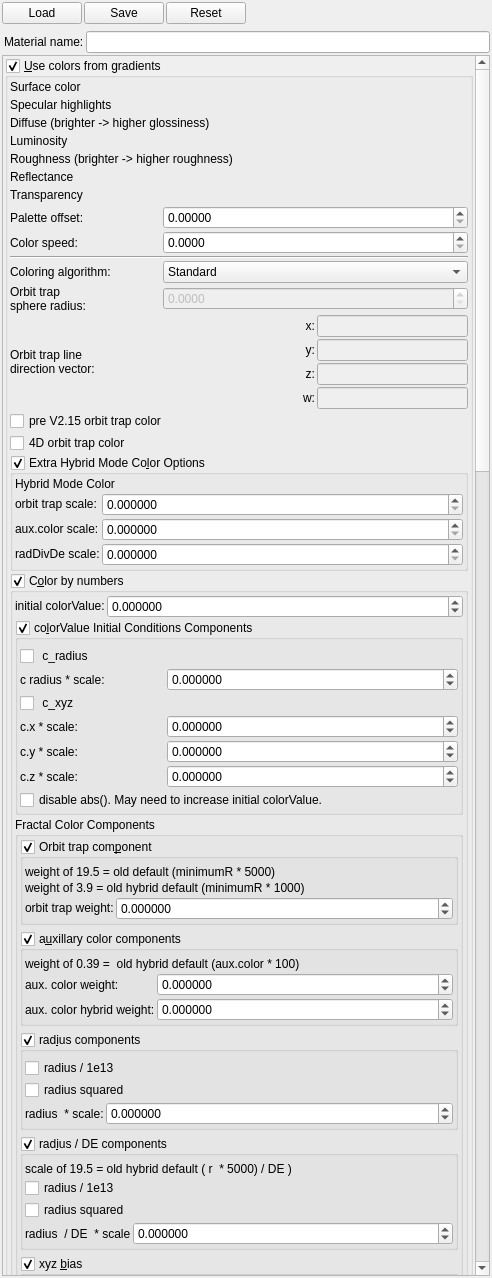
First picture: the form in mandelbulber2/qt/material_editor.ui, repository buddhi1980/mandelbulber2, before the edit.
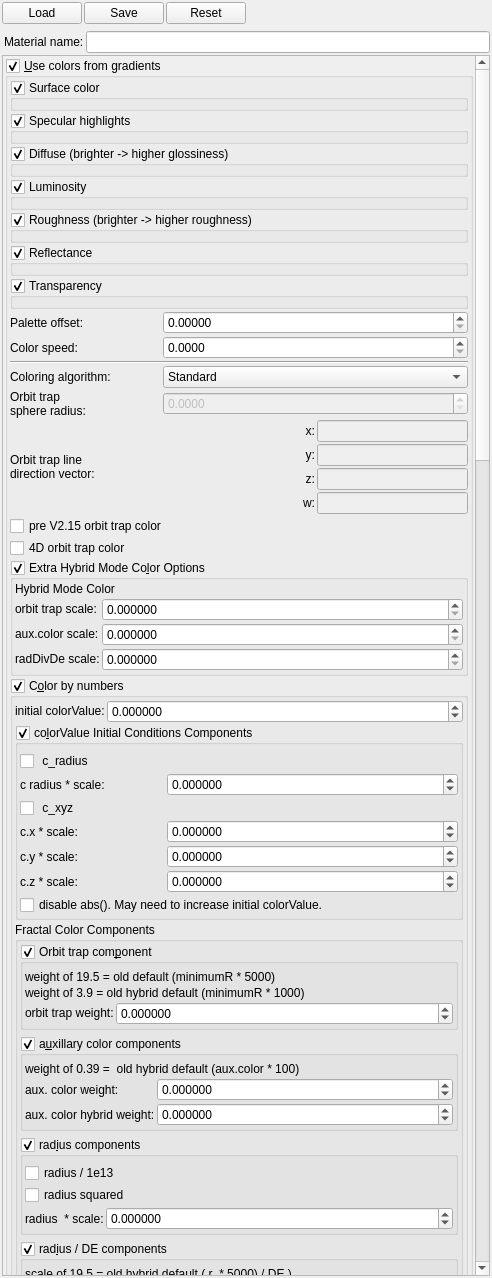
Second picture: the form after the edit. Icons and pictures are not drawn. Custom widgets are drawn as their Qt base class.

Commit message: Added enable option for each gradient. Optimize data structures in OpenCL (fields enabled when needed)

The edit to the form file:
```diff
--- a/mandelbulber2/qt/material_editor.ui
+++ b/mandelbulber2/qt/material_editor.ui
@@ -121,7 +121,7 @@
         <x>0</x>
         <y>0</y>
         <width>466</width>
-        <height>3683</height>
+        <height>3725</height>
        </rect>
       </property>
       <layout class="QVBoxLayout" name="verticalLayout_2">
@@ -168,75 +168,215 @@
            <number>2</number>
           </property>
           <item>
-           <widget class="QLabel" name="label_5">
-            <property name="text">
+           <widget class="MyGroupBox" name="groupCheck_surface_gradient_enable">
+            <property name="title">
              <string>Surface color</string>
             </property>
+            <property name="checkable">
+             <bool>true</bool>
+            </property>
+            <layout class="QVBoxLayout" name="verticalLayout_14">
+             <property name="spacing">
+              <number>2</number>
+             </property>
+             <property name="leftMargin">
+              <number>2</number>
+             </property>
+             <property name="topMargin">
+              <number>2</number>
+             </property>
+             <property name="rightMargin">
+              <number>2</number>
+             </property>
+             <property name="bottomMargin">
+              <number>2</number>
+             </property>
+             <item>
+              <widget class="cGradientEditWidget" name="colorpalette_surface_color_gradient" native="true"/>
+             </item>
+            </layout>
            </widget>
           </item>
           <item>
-           <widget class="cGradientEditWidget" name="colorpalette_surface_color_gradient" native="true"/>
-          </item>
-          <item>
-           <widget class="QLabel" name="label_6">
-            <property name="text">
+           <widget class="MyGroupBox" name="groupCheck_specular_gradient_enable">
+            <property name="title">
              <string>Specular highlights</string>
             </property>
+            <property name="checkable">
+             <bool>true</bool>
+            </property>
+            <layout class="QVBoxLayout" name="verticalLayout_15">
+             <property name="spacing">
+              <number>2</number>
+             </property>
+             <property name="leftMargin">
+              <number>2</number>
+             </property>
+             <property name="topMargin">
+              <number>2</number>
+             </property>
+             <property name="rightMargin">
+              <number>2</number>
+             </property>
+             <property name="bottomMargin">
+              <number>2</number>
+             </property>
+             <item>
+              <widget class="cGradientEditWidget" name="colorpalette_specular_gradient" native="true"/>
+             </item>
+            </layout>
            </widget>
           </item>
           <item>
-           <widget class="cGradientEditWidget" name="colorpalette_specular_gradient" native="true"/>
-          </item>
-          <item>
-           <widget class="QLabel" name="label_7">
-            <property name="text">
+           <widget class="MyGroupBox" name="groupCheck_diffuse_gradient_enable">
+            <property name="title">
              <string>Diffuse (brighter -&gt; higher glossiness)</string>
             </property>
+            <property name="checkable">
+             <bool>true</bool>
+            </property>
+            <layout class="QVBoxLayout" name="verticalLayout_16">
+             <property name="spacing">
+              <number>2</number>
+             </property>
+             <property name="leftMargin">
+              <number>2</number>
+             </property>
+             <property name="topMargin">
+              <number>2</number>
+             </property>
+             <property name="rightMargin">
+              <number>2</number>
+             </property>
+             <property name="bottomMargin">
+              <number>2</number>
+             </property>
+             <item>
+              <widget class="cGradientEditWidget" name="colorpalette_diffuse_gradient" native="true"/>
+             </item>
+            </layout>
            </widget>
           </item>
           <item>
-           <widget class="cGradientEditWidget" name="colorpalette_diffuse_gradient" native="true"/>
-          </item>
-          <item>
-           <widget class="QLabel" name="label_8">
-            <property name="text">
+           <widget class="MyGroupBox" name="groupCheck_luminosity_gradient_enable">
+            <property name="title">
              <string>Luminosity</string>
             </property>
+            <property name="checkable">
+             <bool>true</bool>
+            </property>
+            <layout class="QVBoxLayout" name="verticalLayout_17">
+             <property name="spacing">
+              <number>2</number>
+             </property>
+             <property name="leftMargin">
+              <number>2</number>
+             </property>
+             <property name="topMargin">
+              <number>2</number>
+             </property>
+             <property name="rightMargin">
+              <number>2</number>
+             </property>
+             <property name="bottomMargin">
+              <number>2</number>
+             </property>
+             <item>
+              <widget class="cGradientEditWidget" name="colorpalette_luminosity_gradient" native="true"/>
+             </item>
+            </layout>
            </widget>
           </item>
           <item>
-           <widget class="cGradientEditWidget" name="colorpalette_luminosity_gradient" native="true"/>
-          </item>
-          <item>
-           <widget class="QLabel" name="label_9">
-            <property name="text">
+           <widget class="MyGroupBox" name="groupCheck_roughness_gradient_enable">
+            <property name="title">
              <string>Roughness (brighter -&gt; higher roughness)</string>
             </property>
+            <property name="checkable">
+             <bool>true</bool>
+            </property>
+            <layout class="QVBoxLayout" name="verticalLayout_18">
+             <property name="spacing">
+              <number>2</number>
+             </property>
+             <property name="leftMargin">
+              <number>2</number>
+             </property>
+             <property name="topMargin">
+              <number>2</number>
+             </property>
+             <property name="rightMargin">
+              <number>2</number>
+             </property>
+             <property name="bottomMargin">
+              <number>2</number>
+             </property>
+             <item>
+              <widget class="cGradientEditWidget" name="colorpalette_roughness_gradient" native="true"/>
+             </item>
+            </layout>
            </widget>
           </item>
           <item>
-           <widget class="cGradientEditWidget" name="colorpalette_roughness_gradient" native="true"/>
-          </item>
-          <item>
-           <widget class="QLabel" name="label_10">
-            <property name="text">
+           <widget class="MyGroupBox" name="groupCheck_reflectance_gradient_enable">
+            <property name="title">
              <string>Reflectance</string>
             </property>
+            <property name="checkable">
+             <bool>true</bool>
+            </property>
+            <layout class="QVBoxLayout" name="verticalLayout_19">
+             <property name="spacing">
+              <number>2</number>
+             </property>
+             <property name="leftMargin">
+              <number>2</number>
+             </property>
+             <property name="topMargin">
+              <number>2</number>
+             </property>
+             <property name="rightMargin">
+              <number>2</number>
+             </property>
+             <property name="bottomMargin">
+              <number>2</number>
+             </property>
+             <item>
+              <widget class="cGradientEditWidget" name="colorpalette_reflectance_gradient" native="true"/>
+             </item>
+            </layout>
            </widget>
           </item>
           <item>
-           <widget class="cGradientEditWidget" name="colorpalette_reflectance_gradient" native="true"/>
-          </item>
-          <item>
-           <widget class="QLabel" name="label_11">
-            <property name="text">
+           <widget class="MyGroupBox" name="groupCheck_transparency_gradient_enable">
+            <property name="title">
              <string>Transparency</string>
             </property>
+            <property name="checkable">
+             <bool>true</bool>
+            </property>
+            <layout class="QVBoxLayout" name="verticalLayout_20">
+             <property name="spacing">
+              <number>2</number>
+             </property>
+             <property name="leftMargin">
+              <number>2</number>
+             </property>
+             <property name="topMargin">
+              <number>2</number>
+             </property>
+             <property name="rightMargin">
+              <number>2</number>
+             </property>
+             <property name="bottomMargin">
+              <number>2</number>
+             </property>
+             <item>
+              <widget class="cGradientEditWidget" name="colorpalette_transparency_gradient" native="true"/>
+             </item>
+            </layout>
            </widget>
           </item>
-          <item>
-           <widget class="cGradientEditWidget" name="colorpalette_transparency_gradient" native="true"/>
-          </item>
           <item>
            <layout class="QGridLayout" name="gridLayout_34" rowstretch="0,0,0,0,0,0,0,0,0" columnstretch="0,0,0">
             <property name="spacing">
```
The commit also changes 14 other files.
